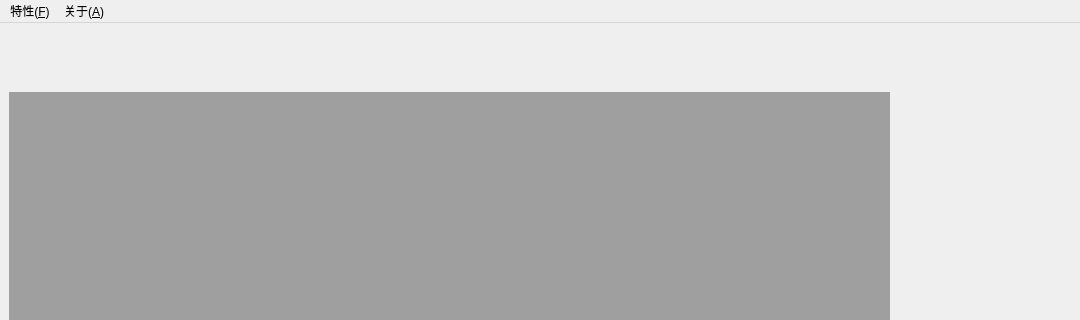
This is app/ui/main_window.ui in HansBug/dgdvapp as Qt 5 draws it before an edit; both pictures show x 0 to 1080 and y 0 to 320 of the 1080 by 678 pixel window. The edited form follows.
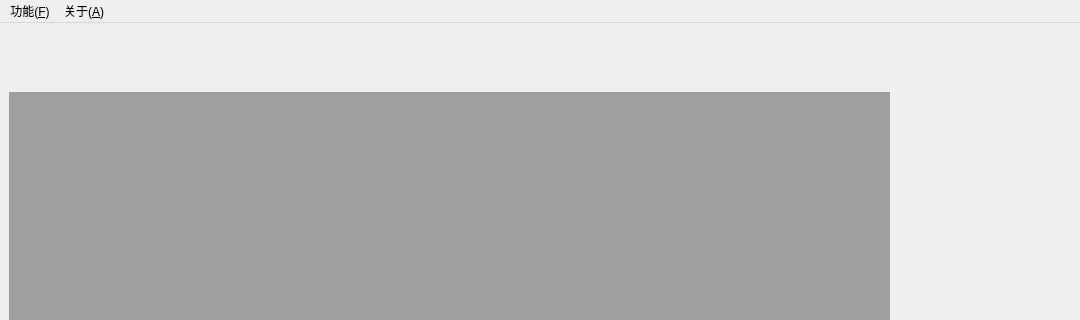
This is the edited form.

Diff of the .ui file:
```diff
--- a/app/ui/main_window.ui
+++ b/app/ui/main_window.ui
@@ -39,7 +39,7 @@
    </property>
    <widget class="QMenu" name="menu_feature">
     <property name="title">
-     <string>特性(&amp;F)</string>
+     <string>功能(&amp;F)</string>
     </property>
     <addaction name="action_data_generation"/>
     <addaction name="separator"/>
```
Left out of the diff: 20 changed lines with no effect on the pictures.
